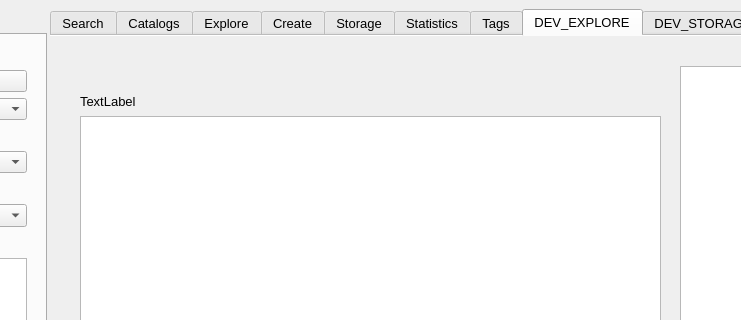
This is mainwindow.ui in StephaneCouturier/Katalog as Qt 5 draws it before an edit; both pictures show x 289 to 1030 and y 0 to 320 of the 1267 by 727 pixel window. The edited form follows.
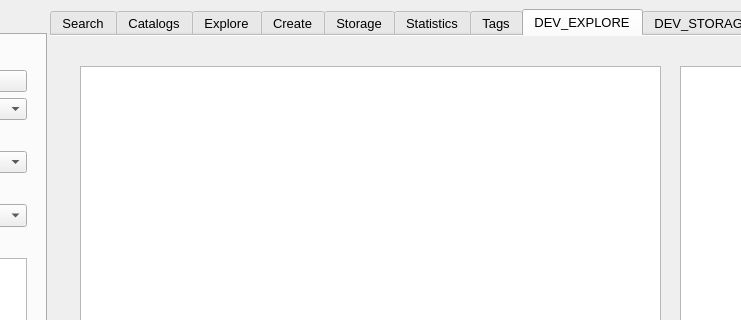
This is the edited form. The open tabs and pages were chosen to show the change. Icons and pictures are not drawn. Custom widgets are drawn as their Qt base class.

```diff
--- a/mainwindow.ui
+++ b/mainwindow.ui
@@ -5999,9 +5999,9 @@
             <property name="geometry">
              <rect>
               <x>30</x>
-              <y>80</y>
+              <y>30</y>
               <width>581</width>
-              <height>541</height>
+              <height>591</height>
              </rect>
             </property>
            </widget>
@@ -6015,19 +6015,6 @@
              </rect>
             </property>
            </widget>
-           <widget class="QLabel" name="DEV_Explore_label_DisplayText">
-            <property name="geometry">
-             <rect>
-              <x>30</x>
-              <y>50</y>
-              <width>541</width>
-              <height>31</height>
-             </rect>
-            </property>
-            <property name="text">
-             <string>TextLabel</string>
-            </property>
-           </widget>
           </widget>
           <widget class="QWidget" name="DEV_STORAGE">
            <attribute name="icon">
```
Left out of the diff: 4 changed lines with no effect on the pictures.
